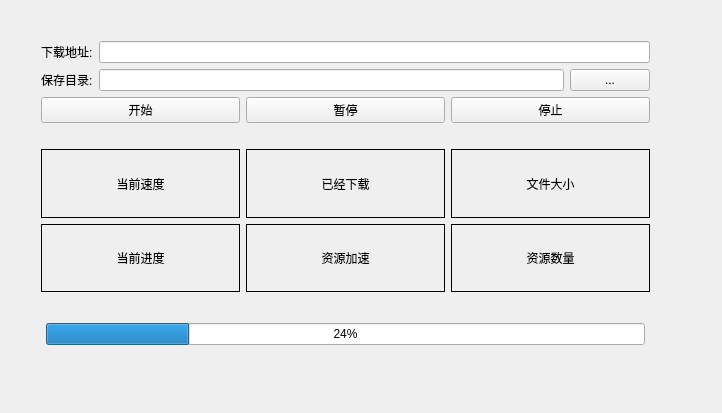
cryzlasm/MyMiniThunder, file MyMiniThunder/widget.ui: the form before one commit.
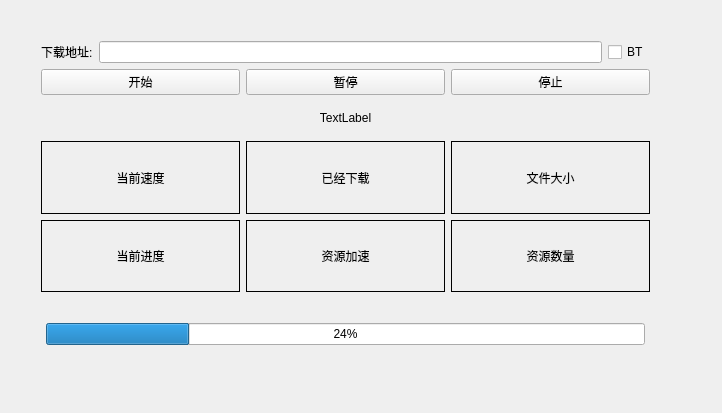
The form after the commit.

The edit to the form file:
```diff
--- a/MyMiniThunder/widget.ui
+++ b/MyMiniThunder/widget.ui
@@ -22,9 +22,9 @@
      <height>351</height>
     </rect>
    </property>
-   <layout class="QVBoxLayout" name="verticalLayoutMain" stretch="1,4,1">
+   <layout class="QVBoxLayout" name="verticalLayoutMain" stretch="1,0,4,1">
     <item>
-     <layout class="QVBoxLayout" name="verticalLayout_4" stretch="0,0,0">
+     <layout class="QVBoxLayout" name="verticalLayout_4" stretch="0,0">
       <property name="leftMargin">
        <number>10</number>
       </property>
@@ -49,24 +49,10 @@
         <item>
          <widget class="QLineEdit" name="lineEdit_URL"/>
         </item>
-       </layout>
-      </item>
-      <item>
-       <layout class="QHBoxLayout" name="horizontalLayout_3" stretch="0,6,0">
         <item>
-         <widget class="QLabel" name="label_2">
+         <widget class="QCheckBox" name="checkBox_bIsBT">
           <property name="text">
-           <string>保存目录:</string>
-          </property>
-         </widget>
-        </item>
-        <item>
-         <widget class="QLineEdit" name="lineEdit_Path"/>
-        </item>
-        <item>
-         <widget class="QPushButton" name="pushButton_SaveFile">
-          <property name="text">
-           <string>...</string>
+           <string>BT</string>
           </property>
          </widget>
         </item>
@@ -99,6 +85,16 @@
       </item>
      </layout>
     </item>
+    <item>
+     <widget class="QLabel" name="label_ErrInfo">
+      <property name="text">
+       <string>TextLabel</string>
+      </property>
+      <property name="alignment">
+       <set>Qt::AlignCenter</set>
+      </property>
+     </widget>
+    </item>
     <item>
      <layout class="QGridLayout" name="gridLayout">
       <property name="leftMargin">
```
